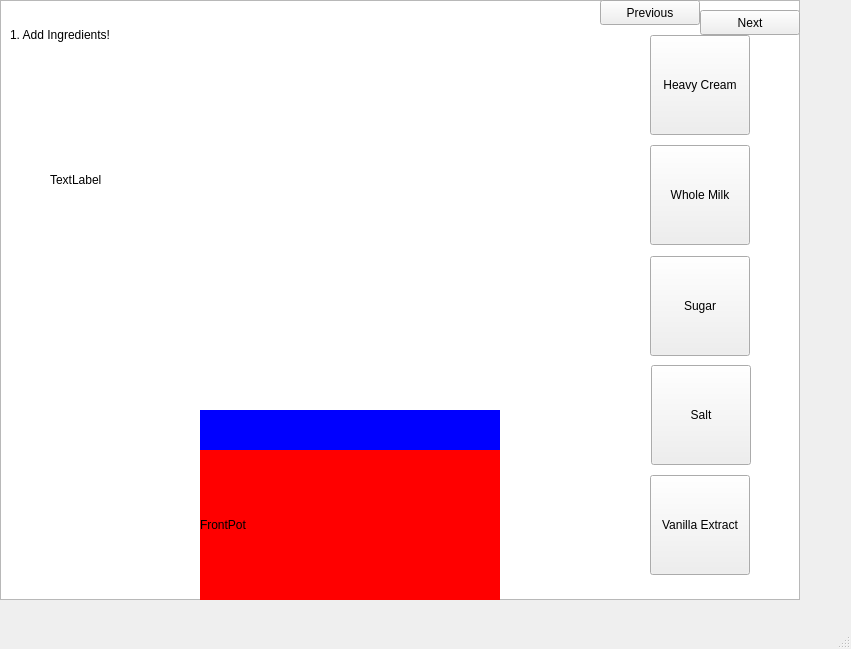
seojungood/Icecream-make-tutorial, file mainwindow.ui: the form before one commit.
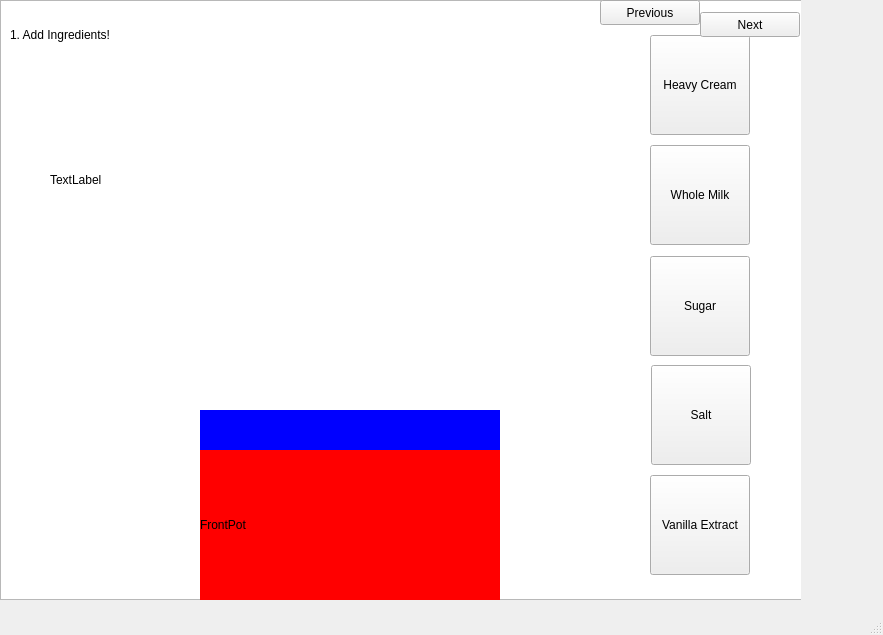
The form after the commit. Custom widgets are drawn as their Qt base class.

Commit message: Merged dropping ingredients and disappearing ingredients screen, fixed next button

```diff
--- a/mainwindow.ui
+++ b/mainwindow.ui
@@ -6,8 +6,8 @@
    <rect>
     <x>0</x>
     <y>0</y>
-    <width>851</width>
-    <height>649</height>
+    <width>883</width>
+    <height>635</height>
    </rect>
   </property>
   <property name="windowTitle">
@@ -171,24 +171,11 @@
        <rect>
         <x>0</x>
         <y>0</y>
-        <width>800</width>
+        <width>851</width>
         <height>600</height>
        </rect>
       </property>
      </widget>
-     <widget class="QPushButton" name="buttonNext">
-      <property name="geometry">
-       <rect>
-        <x>700</x>
-        <y>10</y>
-        <width>100</width>
-        <height>25</height>
-       </rect>
-      </property>
-      <property name="text">
-       <string>Next</string>
-      </property>
-     </widget>
      <zorder>addIngredientsGraphicsView</zorder>
      <zorder>labelAddIngredients</zorder>
      <zorder>buttonCream</zorder>
@@ -285,6 +272,19 @@
      <string>Previous</string>
     </property>
    </widget>
+   <widget class="QPushButton" name="buttonNext">
+    <property name="geometry">
+     <rect>
+      <x>700</x>
+      <y>12</y>
+      <width>100</width>
+      <height>25</height>
+     </rect>
+    </property>
+    <property name="text">
+     <string>Next</string>
+    </property>
+   </widget>
   </widget>
   <widget class="QMenuBar" name="menubar">
    <property name="geometry">
```
Left out of the diff: 3 changed lines with no effect on the pictures. The commit also changes 2 other files.
